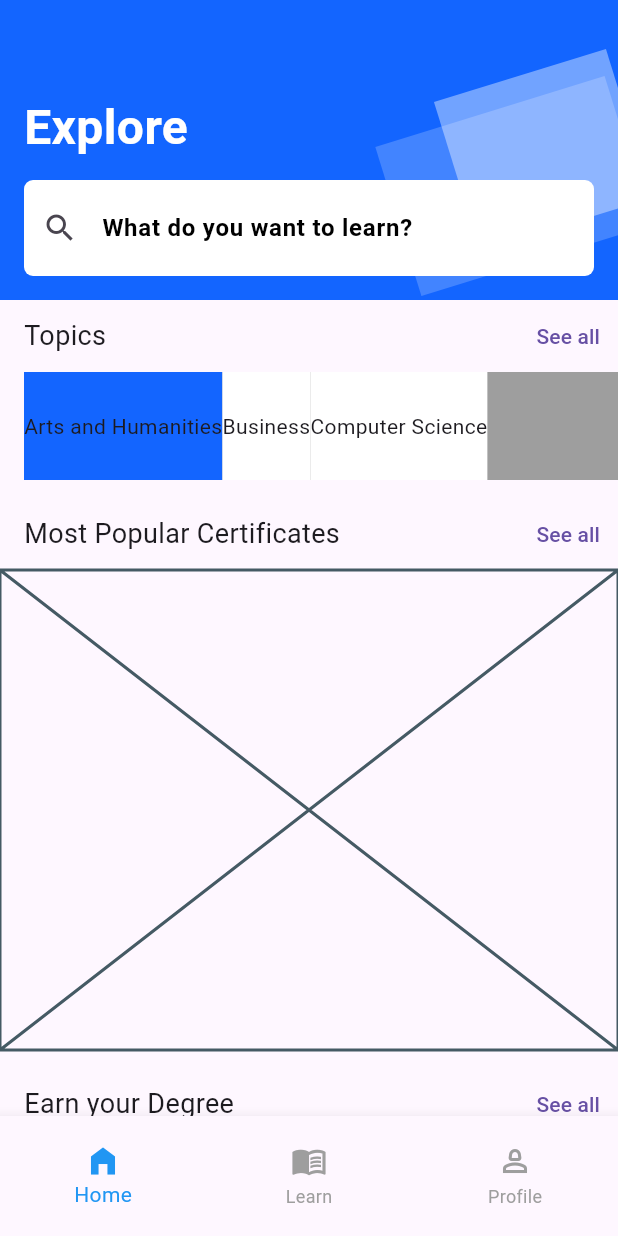
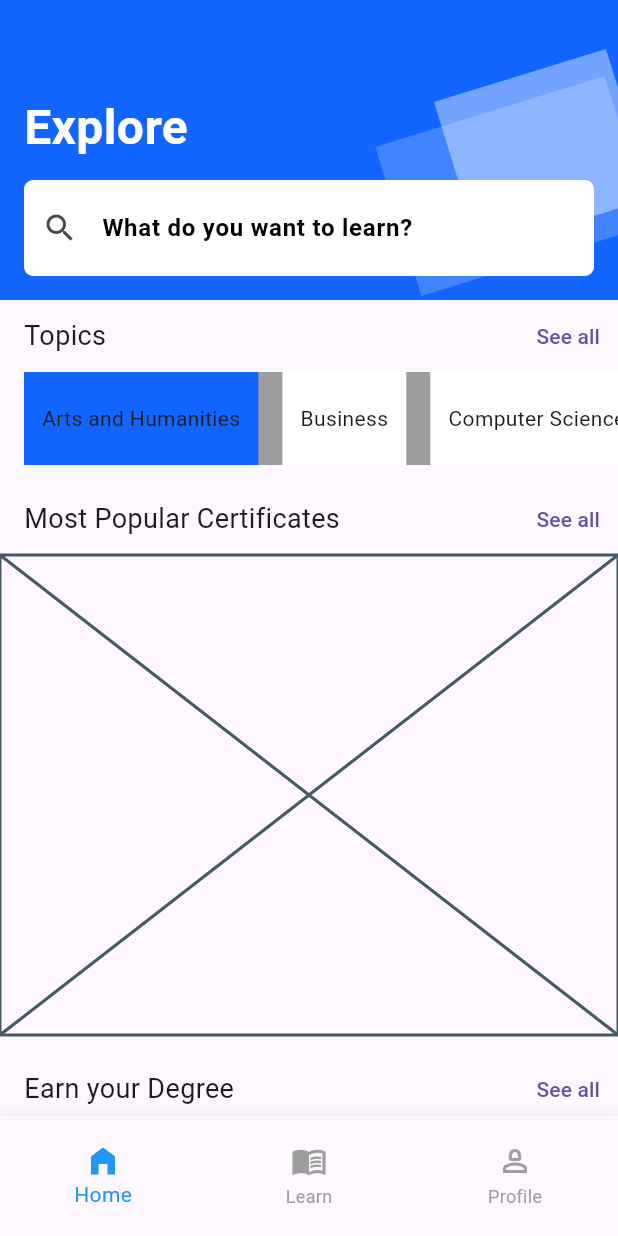
Before and after one commit to JAICHANGPARK/flutter_notebook_chapter_43, a Flutter app: the ELearningHomePage screen opened directly, on a phone screen of 412 x 824 dp. Run offline on Flutter 3.47's test engine with Material 3 defaults, Android fonts, the phone set to English and light mode, and no system bars.

Commit message:
Update e_learning_home_page.dart

```diff
--- a/lib/ep2151_e_learning_app/views/e_learning_home_page.dart
+++ b/lib/ep2151_e_learning_app/views/e_learning_home_page.dart
@@ -130,7 +130,7 @@ class _ELearningHomePageState extends State<ELearningHomePage> {
                         ),
                       ),
                       Container(
-                        height: 72,
+                        height: 62,
                         decoration: BoxDecoration(
                           color: Colors.grey,
                         ),
@@ -143,6 +143,10 @@ class _ELearningHomePageState extends State<ELearningHomePage> {
                                 itemCount: topics.length,
                                 itemBuilder: (context, index) {
                                   return Container(
+                                    padding: EdgeInsets.symmetric(horizontal: 12),
+                                    margin: EdgeInsets.only(
+                                      right: 16,
+                                    ),
                                     decoration: BoxDecoration(
                                       color: value == index ? Color.fromRGBO(19, 101, 255, 1) : Colors.white,
                                     ),
```
